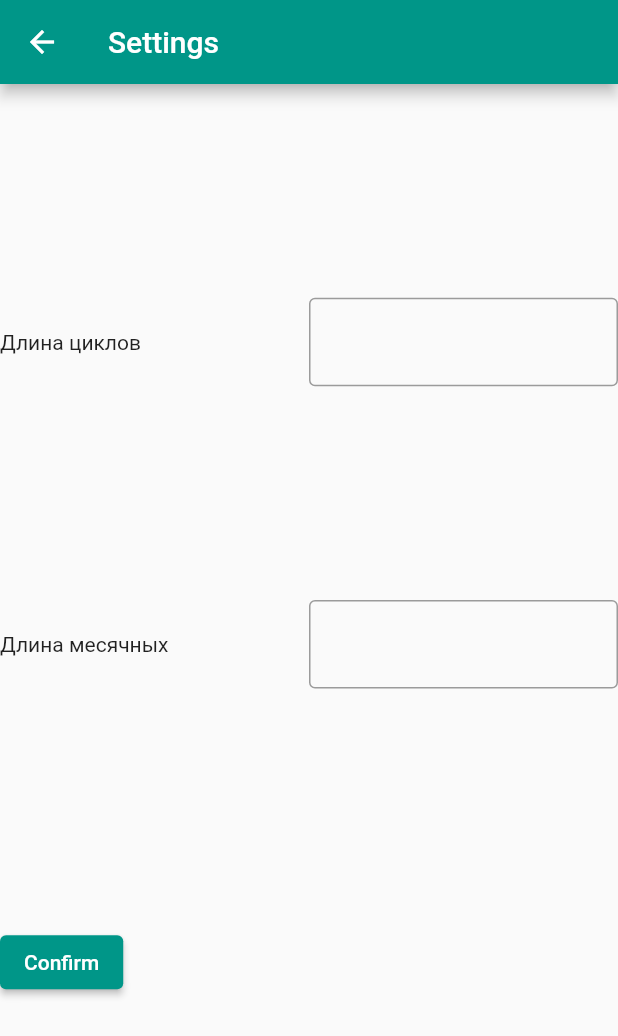
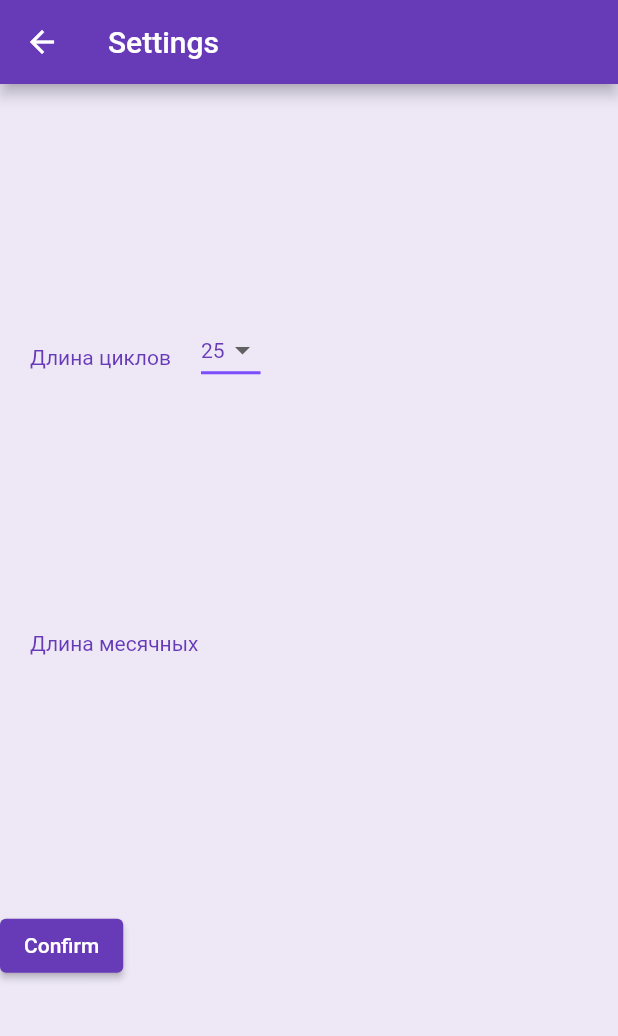
Before and after one commit to IraSoro/period-tracker, a Flutter app: the screen it shows after launch, after a tap on the "settings" icon, on a phone screen of 412 x 824 dp. Shown: the top 1036 px of the screen. Run offline on Flutter 3.47's test engine with Material 2 defaults, Android fonts, the phone set to English and light mode, and no system bars.

Commit message:
App theme changed and widgets in settings changed

```diff
--- a/lib/main.dart
+++ b/lib/main.dart
@@ -1,16 +1,24 @@
 import 'package:flutter/material.dart';
+import 'package:flutter/services.dart';
 
 void main() {
   runApp(MaterialApp(
+    debugShowCheckedModeBanner: false,
+    theme: ThemeData(
+      colorScheme: ColorScheme.fromSwatch(
+        primarySwatch: Colors.deepPurple,
+      ),
+      textTheme:
+          const TextTheme(bodyText2: TextStyle(color: Colors.deepPurple)),
+      scaffoldBackgroundColor: Colors.deepPurple[50],
+    ),
+    //TODO:оформить темную тему
+    // darkTheme: ThemeData.dark(),
     initialRoute: '/',
     routes: {
       '/': (BuildContext context) => const MainScreen(),
       '/settings': (BuildContext context) => const SettingsScreen()
     },
-    debugShowCheckedModeBanner: false,
-    theme: ThemeData(
-      primarySwatch: Colors.teal,
-    ),
   ));
 }
 
@@ -19,12 +27,8 @@ class MainScreen extends StatelessWidget {
 
   @override
   Widget build(BuildContext context) {
-    return MaterialApp(
-      debugShowCheckedModeBanner: false,
-      theme: ThemeData(
-        primarySwatch: Colors.teal,
-      ),
-      home: DefaultTabController(
+    return Scaffold(
+      body: DefaultTabController(
         length: 3,
         child: Scaffold(
           appBar: AppBar(
@@ -92,41 +96,29 @@ class _InputWidgetState extends State<InputWidget> {
         mainAxisAlignment: MainAxisAlignment.spaceEvenly,
         children: <Widget>[
           Row(
-            children: [
-              Expanded(flex: 1, child: const Text('Длина циклов')),
-              Expanded(
-                flex: 1,
-                child: TextFormField(
-                  decoration: const InputDecoration(
-                    border: OutlineInputBorder(),
-                  ),
-                  validator: (value) {
-                    if (value == null || value.isEmpty) {
-                      return 'Please enter number of days';
-                    }
-                    return null;
-                  },
+            children: const [
+              Padding(
+                padding:
+                    EdgeInsets.only(top: 10, bottom: 0, left: 20, right: 20),
+                child: Align(
+                  alignment: Alignment.topCenter,
+                  child: Text('Длина циклов', textDirection: TextDirection.ltr),
                 ),
               ),
+              MyStatefulWidget(),
             ],
           ),
           Row(
-            children: [
-              Expanded(flex: 1, child: const Text('Длина месячных')),
-              Expanded(
-                flex: 1,
-                child: TextFormField(
-                  decoration: const InputDecoration(
-                    border: OutlineInputBorder(),
-                  ),
-                  validator: (value) {
-                    if (value == null || value.isEmpty) {
-                      return 'Please enter number of days';
-                    }
-                    return null;
-                  },
+            children: const [
+              Padding(
+                padding:
+                    EdgeInsets.only(top: 10, bottom: 0, left: 20, right: 20),
+                child: Align(
+                  alignment: Alignment.topCenter,
+                  child: Text('Длина месячных', textDirection: TextDirection.ltr),
                 ),
               ),
+              //TODO: тут будет другой виджет - как наверху, только с меньшим диапазоном чисел
             ],
           ),
           Row(
@@ -151,73 +143,69 @@ class _InputWidgetState extends State<InputWidget> {
         ],
       ),
     );
-    // child: Container(
-    //   padding: const EdgeInsets.all(20),
-    //   child: Column(
-    //     crossAxisAlignment: CrossAxisAlignment.start,
-    //     children: [
-    //       Row(
-    //         children: [
-    //           const Text.rich(
-    //             TextSpan(
-    //               text: 'Hello', // default text style
-    //               children: <TextSpan>[
-    //                 TextSpan(
-    //                     text: ' beautiful ',
-    //                     style: TextStyle(fontStyle: FontStyle.italic)),
-    //                 TextSpan(
-    //                     text: 'world',
-    //                     style: TextStyle(fontWeight: FontWeight.bold)),
-    //               ],
-    //             ),
-    //           ),
-    //           TextFormField(
-    //             decoration: const InputDecoration(
-    //                border: OutlineInputBorder(),
-    //              ),
-    //             validator: (value) {
-    //               if (value == null || value.isEmpty) {
-    //                 return 'Please enter number of days';
-    //               }
-    //               return null;
-    //             },
-    //           ),
-    //         ],
-    //       ),
-    //       Row(
-    //         children: [
-    //           TextFormField(
-    //             decoration: const InputDecoration(),
-    //             validator: (value) {
-    //               if (value == null || value.isEmpty) {
-    //                 return 'Please enter number of days';
-    //               }
-    //               return null;
-    //             },
-    //           ),
-    //         ],
-    //       ),
-    //       Row(
-    //         children: [
-    //           Padding(
-    //             padding: const EdgeInsets.symmetric(
-    //               vertical: 16.0,
-    //             ),
-    //             child: ElevatedButton(
-    //               onPressed: () {
-    //                 // Validate will return true if the form is valid, or false if
-    //                 // the form is invalid.
-    //                 if (_formKey.currentState!.validate()) {
-    //                   // Process data.
-    //                 }
-    //               },
-    //               child: const Text('Submit'),
-    //             ),
-    //           ),
-    //         ],
-    //       )
-    //     ],
-    //   ),
-    // ),
   }
 }
+
+class MyStatefulWidget extends StatefulWidget {
+  const MyStatefulWidget({Key? key}) : super(key: key);
+
+  @override
+  State<MyStatefulWidget> createState() => _MyStatefulWidgetState();
+}
+
+class _MyStatefulWidgetState extends State<MyStatefulWidget> {
+  String dropdownValue = '25';
+
+  @override
+  Widget build(BuildContext context) {
+    return DropdownButton<String>(
+      value: dropdownValue,
+      // icon: const Icon(Icons.arrow_downward),
+      elevation: 16,
+      style: const TextStyle(color: Colors.deepPurple),
+      underline: Container(
+        height: 2,
+        color: Colors.deepPurpleAccent,
+      ),
+      onChanged: (String? newValue) {
+        setState(() {
+          dropdownValue = newValue!;
+        });
+      },
+      items: <String>[
+        '1 ',
+        '2 ',
+        '3 ',
+        '4 ',
+        '5 ',
+        '6 ',
+        '7 ',
+        '8 ',
+        '9 ',
+        '10',
+        '11',
+        '12',
+        '13',
+        '14',
+        '15',
+        '16',
+        '17',
+        '18',
+        '19',
+        '20',
+        '21',
+        '22',
+        '23',
+        '24',
+        '25',
+        '26',
+        '27'
+      ].map<DropdownMenuItem<String>>((String value) {
+        return DropdownMenuItem<String>(
+          value: value,
+          child: Text(value),
+        );
+      }).toList(),
+    );
+  }
+}
```
